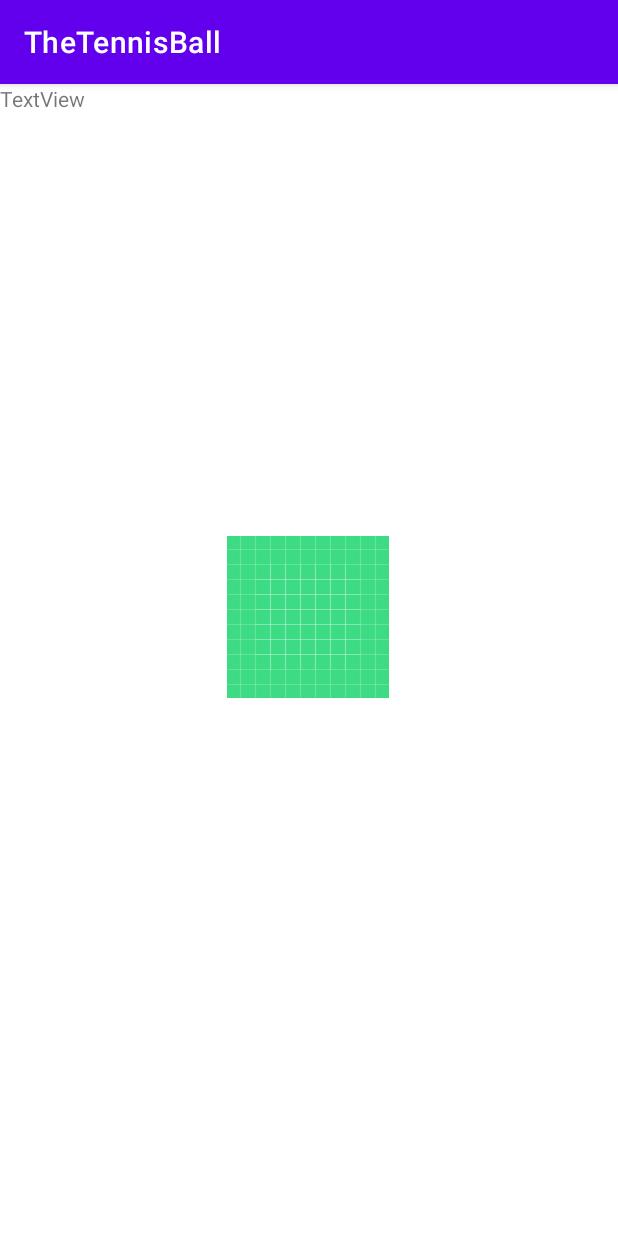
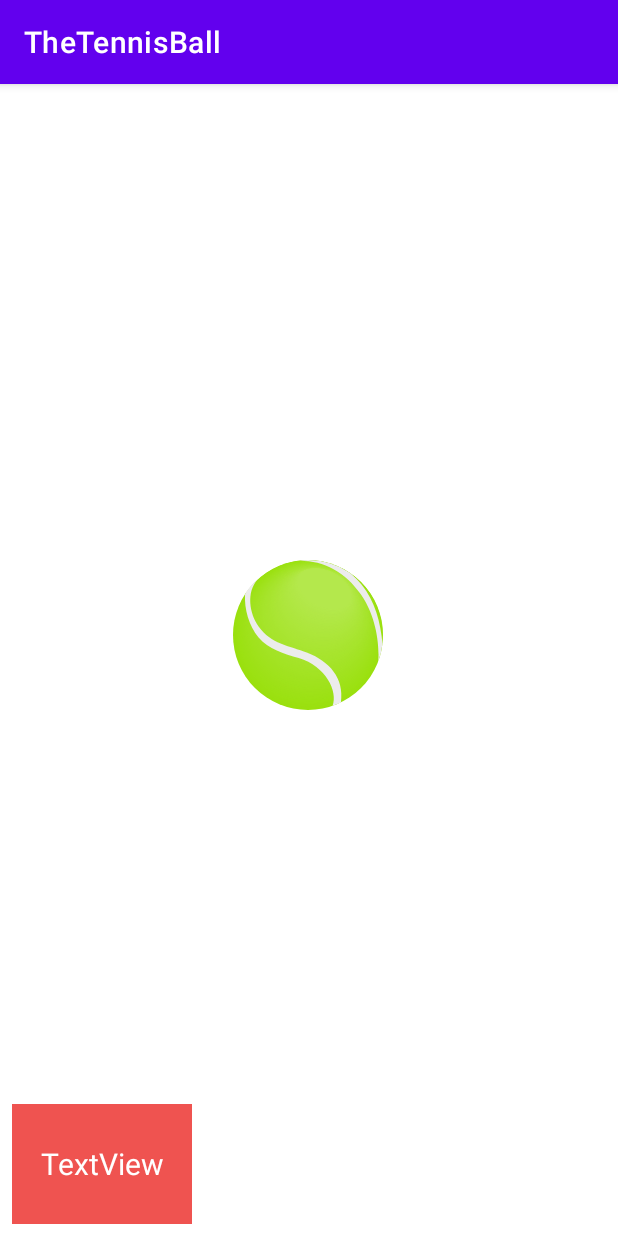
Before and after one commit to Mari2205/tennisBall_andriod_H4, an Android app: the screen it shows after launch (MainActivity), on a phone screen of 412 x 824 dp. Run offline under Robolectric (Android 15) with nearby library versions, the phone set to English and light mode, and no system bars.

Commit message:
oploading project

```diff
--- a/app/src/main/java/dk/hovdeforlob4/android/thetennisball/MainActivity.kt
+++ b/app/src/main/java/dk/hovdeforlob4/android/thetennisball/MainActivity.kt
@@ -1,5 +1,6 @@
 package dk.hovdeforlob4.android.thetennisball
 
+import android.graphics.Color
 import android.hardware.Sensor
 import android.hardware.SensorEvent
 import android.hardware.SensorEventListener
@@ -40,11 +41,43 @@ class MainActivity : AppCompatActivity(), SensorEventListener {
         }
     }
 
-    override fun onSensorChanged(p0: SensorEvent?) {
-        TODO("Not yet implemented")
+    override fun onSensorChanged(event: SensorEvent?) {
+        val ball = findViewById<ImageView>(R.id.imageView_move)
+
+        if(event?.sensor?.type == Sensor.TYPE_ACCELEROMETER){
+            val sides = event.values[0]
+            val upDown = event.values[1]
+
+//            square.apply {
+//                rotationX = upDown * 3f
+//                rotationY = sides * 3f
+//                rotation = -sides
+//                translationX = sides * -10
+//                translationY = upDown * 10
+//            }
+
+            ball.apply {
+                x = sides * 50f
+                y = upDown * 50f
+
+                translationX = sides * -50
+                translationY = upDown * 150
+            }
+
+
+            val colour = if (upDown.toInt() == 0 && sides.toInt() == 0) Color.GREEN else Color.RED
+            square.setBackgroundColor(colour)
+
+            square.text = "up/down ${upDown.toInt()}\nleft/right ${sides.toInt()}"
+        }
     }
 
     override fun onAccuracyChanged(p0: Sensor?, p1: Int) {
-        TODO("Not yet implemented")
+        return
+    }
+
+    override fun onDestroy() {
+        sensorManager.unregisterListener(this)
+        super.onDestroy()
     }
 }
--- /dev/null
+++ b/app/src/main/res/drawable/ic_ball.xml
@@ -0,0 +1,204 @@
+<vector xmlns:android="http://schemas.android.com/apk/res/android"
+    android:width="246.44dp"
+    android:height="246.44dp"
+    android:viewportWidth="246.44"
+    android:viewportHeight="246.44">
+  <path
+      android:pathData="M123.22,123.22m-123.22,0a123.22,123.22 0,1 1,246.44 0a123.22,123.22 0,1 1,-246.44 0"
+      android:fillColor="#9ae00e"/>
+  <path
+      android:pathData="M123.86,0.34C56.52,0.15 1.84,54.48 1.72,121.69s54.38,121.83 121.72,122 122,-54.15 122.14,-121.35S191.2,0.52 123.86,0.34Z"
+      android:fillColor="#9ae00f"/>
+  <path
+      android:pathData="M124.5,0.67C57.87,0.3 3.68,53.8 3.44,120.15S57,240.6 123.66,241s120.82,-53.13 121.06,-119.48S191.13,1 124.5,0.67Z"
+      android:fillColor="#9be010"/>
+  <path
+      android:pathData="M125.14,1C59.23,0.46 5.51,53.11 5.17,118.62S58,237.67 123.88,238.23s119.63,-52.11 120,-117.61S191.05,1.56 125.14,1Z"
+      android:fillColor="#9be011"/>
+  <path
+      android:pathData="M125.78,1.34C60.58,0.61 7.35,52.43 6.89,117.08s52,117.67 117.21,118.4S242.53,184.4 243,119.75 191,2.08 125.78,1.34Z"
+      android:fillColor="#9ce112"/>
+  <path
+      android:pathData="M126.42,1.68C61.94,0.76 9.19,51.74 8.61,115.55s51.23,116.28 115.71,117.2 117.23,-50.06 117.81,-113.87S190.91,2.6 126.42,1.68Z"
+      android:fillColor="#9ce113"/>
+  <path
+      android:pathData="M127.06,2C63.29,0.91 11,51.06 10.33,114S60.77,228.91 124.54,230s116,-49 116.73,-112S190.83,3.12 127.06,2Z"
+      android:fillColor="#9ce114"/>
+  <path
+      android:pathData="M127.7,2.35C64.64,1.06 12.87,50.37 12.05,112.48S61.7,226 124.76,227.27s114.84,-48 115.65,-110.13S190.76,3.64 127.7,2.35Z"
+      android:fillColor="#9de115"/>
+  <path
+      android:pathData="M128.34,2.68C66,1.22 14.7,49.69 13.78,110.95S62.64,223.07 125,224.54s113.64,-47 114.57,-108.26S190.69,4.15 128.34,2.68Z"
+      android:fillColor="#9de116"/>
+  <path
+      android:pathData="M129,3C67.35,1.37 16.54,49 15.5,109.42S63.57,220.14 125.21,221.8s112.44,-46 113.48,-106.39S190.61,4.67 129,3Z"
+      android:fillColor="#9ee117"/>
+  <path
+      android:pathData="M129.62,3.36C68.7,1.52 18.38,48.32 17.22,107.88S64.51,217.22 125.43,219.06s111.24,-45 112.4,-104.52S190.54,5.19 129.62,3.36Z"
+      android:fillColor="#9ee118"/>
+  <path
+      android:pathData="M130.26,3.69c-60.21,-2 -110,43.94 -111.32,102.66s46.5,108 106.71,110 110,-43.94 111.32,-102.66S190.47,5.71 130.26,3.69Z"
+      android:fillColor="#9fe119"/>
+  <path
+      android:pathData="M130.9,4C71.41,1.82 22.05,46.95 20.66,104.81s45.71,106.56 105.2,108.77S234.72,170.66 236.11,112.8 190.4,6.23 130.9,4Z"
+      android:fillColor="#9fe21a"/>
+  <path
+      android:pathData="M131.54,4.36C72.76,2 23.89,46.26 22.39,103.28s44.92,105.18 103.7,107.56 107.65,-41.9 109.16,-98.92S190.32,6.75 131.54,4.36Z"
+      android:fillColor="#9fe21b"/>
+  <path
+      android:pathData="M132.18,4.7c-58.07,-2.57 -106.45,40.88 -108.08,97s44.13,103.79 102.2,106.36 106.45,-40.88 108.08,-97S190.25,7.27 132.18,4.7Z"
+      android:fillColor="#a0e21c"/>
+  <path
+      android:pathData="M132.82,5c-57.35,-2.76 -105.26,39.86 -107,95.18s43.35,102.4 100.7,105.16 105.26,-39.86 107,-95.18S190.18,7.79 132.82,5Z"
+      android:fillColor="#a0e21d"/>
+  <path
+      android:pathData="M133.46,5.37C76.82,2.43 29.41,44.21 27.55,98.68s42.56,101 99.2,104 104.06,-38.84 105.91,-93.31S190.1,8.31 133.46,5.37Z"
+      android:fillColor="#a1e21e"/>
+  <path
+      android:pathData="M134.1,5.71C78.18,2.58 31.24,43.52 29.27,97.14S71,196.77 127,199.89s102.86,-37.82 104.83,-91.44S190,8.83 134.1,5.71Z"
+      android:fillColor="#a1e21f"/>
+  <path
+      android:pathData="M134.74,6C79.53,2.73 33.08,42.84 31,95.61s41,98.24 96.2,101.54 101.66,-36.79 103.75,-89.57S190,9.35 134.74,6Z"
+      android:fillColor="#a1e220"/>
+  <path
+      android:pathData="M135.38,6.38C80.88,2.89 34.92,42.15 32.72,94.08s40.19,96.85 94.69,100.34 100.46,-35.77 102.67,-87.7S189.88,9.87 135.38,6.38Z"
+      android:fillColor="#a2e221"/>
+  <path
+      android:pathData="M136,6.71C82.24,3 36.76,41.47 34.44,92.54S73.85,188 127.63,191.68s99.27,-34.75 101.58,-85.83S189.81,10.39 136,6.71Z"
+      android:fillColor="#a2e322"/>
+  <path
+      android:pathData="M136.67,7C83.59,3.19 38.6,40.78 36.16,91s38.62,94.07 91.69,97.93 98.07,-33.73 100.5,-84S189.74,10.91 136.67,7Z"
+      android:fillColor="#a3e323"/>
+  <path
+      android:pathData="M137.31,7.38c-52.36,-4 -96.87,32.71 -99.42,82.09s37.83,92.68 90.19,96.73 96.87,-32.71 99.42,-82.09S189.66,11.43 137.31,7.38Z"
+      android:fillColor="#a3e324"/>
+  <path
+      android:pathData="M137.95,7.72C86.3,3.49 42.27,39.41 39.61,87.94s37,91.3 88.69,95.52 95.67,-31.69 98.34,-80.22S189.59,11.94 137.95,7.72Z"
+      android:fillColor="#a3e325"/>
+  <path
+      android:pathData="M138.59,8.05C87.65,3.65 44.11,38.72 41.33,86.41s36.25,89.91 87.19,94.32 94.48,-30.67 97.26,-78.35S189.52,12.46 138.59,8.05Z"
+      android:fillColor="#a4e326"/>
+  <path
+      android:pathData="M139.23,8.39C89,3.8 45.95,38 43.05,84.87S78.52,173.39 128.74,178 222,148.34 224.91,101.5 189.45,13 139.23,8.39Z"
+      android:fillColor="#a4e327"/>
+  <path
+      android:pathData="M139.87,8.73C90.36,3.95 47.78,37.35 44.77,83.34S79.45,170.47 129,175.25s92.08,-28.63 95.09,-74.61S189.37,13.5 139.87,8.73Z"
+      android:fillColor="#a5e328"/>
+  <path
+      android:pathData="M140.51,9.06c-48.79,-5 -90.88,27.61 -94,72.74s33.89,85.75 82.68,90.71 90.88,-27.61 94,-72.74S189.3,14 140.51,9.06Z"
+      android:fillColor="#a5e329"/>
+  <path
+      android:pathData="M141.15,9.4C93.07,4.25 51.46,36 48.22,80.27s33.1,84.36 81.18,89.5 89.69,-26.59 92.93,-70.87S189.23,14.54 141.15,9.4Z"
+      android:fillColor="#a6e42a"/>
+  <path
+      android:pathData="M141.79,9.73C94.42,4.41 53.3,35.3 49.94,78.74s32.31,83 79.68,88.3 88.49,-25.57 91.85,-69S189.15,15.06 141.79,9.73Z"
+      android:fillColor="#a6e42b"/>
+  <path
+      android:pathData="M142.43,10.07C95.77,4.56 55.14,34.61 51.66,77.2s31.53,81.58 78.18,87.09 87.29,-24.55 90.77,-67.13S189.08,15.58 142.43,10.07Z"
+      android:fillColor="#a6e42c"/>
+  <path
+      android:pathData="M143.07,10.4C97.13,4.71 57,33.93 53.38,75.67s30.74,80.19 76.68,85.89S216.15,138 219.75,96.29 189,16.1 143.07,10.4Z"
+      android:fillColor="#a7e42d"/>
+  <path
+      android:pathData="M143.71,10.74c-45.23,-5.88 -84.9,22.5 -88.6,63.4s29.95,78.81 75.18,84.68 84.9,-22.5 88.6,-63.39S188.93,16.62 143.71,10.74Z"
+      android:fillColor="#a7e42d"/>
+  <path
+      android:pathData="M144.35,11.08C99.83,5 60.65,32.56 56.83,72.6S86,150 130.5,156.08 214.2,134.6 218,94.56 188.86,17.14 144.35,11.08Z"
+      android:fillColor="#a8e42e"/>
+  <path
+      android:pathData="M145,11.41c-43.8,-6.25 -82.5,20.46 -86.44,59.66s28.37,76 72.17,82.28 82.5,-20.46 86.44,-59.66S188.79,17.66 145,11.41Z"
+      android:fillColor="#a8e42f"/>
+  <path
+      android:pathData="M145.63,11.75c-43.09,-6.43 -81.3,19.44 -85.36,57.79s27.59,74.64 70.67,81.07 81.3,-19.44 85.36,-57.79S188.72,18.18 145.63,11.75Z"
+      android:fillColor="#a8e430"/>
+  <path
+      android:pathData="M146.27,12.08C103.9,5.47 66.16,30.5 62,68s26.8,73.25 69.17,79.87 80.11,-18.42 84.28,-55.92S188.64,18.7 146.27,12.08Z"
+      android:fillColor="#a9e531"/>
+  <path
+      android:pathData="M146.91,12.42c-41.66,-6.8 -78.91,17.4 -83.19,54s26,71.87 67.67,78.66 78.91,-17.4 83.19,-54S188.57,19.22 146.91,12.42Z"
+      android:fillColor="#a9e532"/>
+  <path
+      android:pathData="M147.55,12.75c-40.95,-7 -77.71,16.38 -82.11,52.18s25.22,70.48 66.17,77.46S209.31,126 213.72,90.21 188.5,19.73 147.55,12.75Z"
+      android:fillColor="#aae533"/>
+  <path
+      android:pathData="M148.19,13.09C108,5.92 71.68,28.45 67.16,63.4s24.43,69.09 64.67,76.25 76.51,-15.36 81,-50.31S188.42,20.25 148.19,13.09Z"
+      android:fillColor="#aae534"/>
+  <path
+      android:pathData="M148.83,13.42C109.31,6.08 73.52,27.76 68.88,61.86s23.65,67.7 63.17,75S207.36,122.58 212,88.47 188.35,20.77 148.83,13.42Z"
+      android:fillColor="#abe535"/>
+  <path
+      android:pathData="M149.47,13.76C110.66,6.23 75.35,27.08 70.6,60.33s22.86,66.31 61.66,73.85 74.12,-13.32 78.87,-46.57S188.28,21.29 149.47,13.76Z"
+      android:fillColor="#abe536"/>
+  <path
+      android:pathData="M150.11,14.1C112,6.38 77.19,26.39 72.32,58.8s22.07,64.93 60.16,72.64 72.92,-12.3 77.79,-44.7S188.2,21.81 150.11,14.1Z"
+      android:fillColor="#abe537"/>
+  <path
+      android:pathData="M150.75,14.43C113.37,6.53 79,25.71 74,57.26s21.28,63.54 58.66,71.44 71.72,-11.28 76.7,-42.83S188.13,22.33 150.75,14.43Z"
+      android:fillColor="#ace538"/>
+  <path
+      android:pathData="M151.39,14.77C114.72,6.68 80.87,25 75.77,55.73S96.26,117.88 132.93,126s70.52,-10.26 75.62,-41S188.06,22.85 151.39,14.77Z"
+      android:fillColor="#ace639"/>
+  <path
+      android:pathData="M152,15.1c-36,-8.27 -69.33,9.23 -74.54,39.09s19.71,60.76 55.66,69 69.33,-9.23 74.54,-39.09S188,23.37 152,15.1Z"
+      android:fillColor="#ade63a"/>
+  <path
+      android:pathData="M152.67,15.44C117.43,7 84.54,23.65 79.21,52.66S98.13,112 133.37,120.48s68.13,-8.21 73.46,-37.22S187.91,23.89 152.67,15.44Z"
+      android:fillColor="#ade63b"/>
+  <path
+      android:pathData="M153.31,15.77C118.78,7.14 86.38,23 80.93,51.13s18.13,58 52.66,66.62 66.93,-7.19 72.38,-35.35S187.84,24.41 153.31,15.77Z"
+      android:fillColor="#ade63c"/>
+  <path
+      android:pathData="M154,16.11c-33.81,-8.82 -65.73,6.17 -71.3,33.48S100,106.19 133.81,115s65.73,-6.17 71.3,-33.48S187.77,24.93 154,16.11Z"
+      android:fillColor="#aee63d"/>
+  <path
+      android:pathData="M154.59,16.45c-33.1,-9 -64.54,5.15 -70.21,31.61s16.55,55.21 49.65,64.21 64.54,-5.15 70.21,-31.61S187.69,25.45 154.59,16.45Z"
+      android:fillColor="#aee63e"/>
+  <path
+      android:pathData="M155.23,16.78C122.85,7.6 91.89,20.91 86.1,46.52s15.76,53.82 48.15,63 63.34,-4.13 69.13,-29.74S187.62,26 155.23,16.78Z"
+      android:fillColor="#afe63f"/>
+  <path
+      android:pathData="M155.87,17.12C124.2,7.75 93.73,20.23 87.82,45s15,52.43 46.65,61.8 62.14,-3.11 68.05,-27.87S187.55,26.49 155.87,17.12Z"
+      android:fillColor="#afe640"/>
+  <path
+      android:pathData="M156.51,17.45c-31,-9.55 -60.94,2.09 -67,26s14.19,51 45.15,60.6 60.94,-2.09 67,-26S187.47,27 156.51,17.45Z"
+      android:fillColor="#afe741"/>
+  <path
+      android:pathData="M157.15,17.79c-30.25,-9.74 -59.75,1.07 -65.89,24.14s13.4,49.66 43.65,59.39 59.75,-1.07 65.89,-24.13S187.4,27.52 157.15,17.79Z"
+      android:fillColor="#b0e742"/>
+  <path
+      android:pathData="M157.79,18.12c-29.53,-9.92 -58.55,0 -64.8,22.27s12.61,48.27 42.15,58.19 58.55,0 64.8,-22.27S187.33,28 157.79,18.12Z"
+      android:fillColor="#b0e743"/>
+  <path
+      android:pathData="M158.43,18.46c-28.82,-10.1 -57.35,-1 -63.72,20.4s11.82,46.88 40.64,57 57.35,1 63.72,-20.4S187.25,28.56 158.43,18.46Z"
+      android:fillColor="#b1e744"/>
+  <path
+      android:pathData="M159.07,18.79C131,8.51 102.92,16.8 96.43,37.32s11,45.49 39.14,55.78 56.15,2 62.64,-18.53S187.18,29.08 159.07,18.79Z"
+      android:fillColor="#b1e745"/>
+  <path
+      android:pathData="M159.71,19.13c-27.39,-10.47 -55,-3 -61.56,16.66S108.4,79.89 135.8,90.36s55,3 61.56,-16.66S187.11,29.6 159.71,19.13Z"
+      android:fillColor="#b2e746"/>
+  <path
+      android:pathData="M160.35,19.47c-26.68,-10.66 -53.76,-4 -60.48,14.79S109.34,77 136,87.63s53.76,4 60.48,-14.79S187,30.12 160.35,19.47Z"
+      android:fillColor="#b2e747"/>
+  <path
+      android:pathData="M161,19.8C135,9 108.43,14.75 101.6,32.72S110.27,74 136.24,84.89 188.8,89.94 195.63,72 187,30.64 161,19.8Z"
+      android:fillColor="#b2e748"/>
+  <path
+      android:pathData="M161.63,20.14c-25.25,-11 -51.36,-6.08 -58.31,11s7.88,39.94 33.14,51 51.36,6.08 58.31,-11S186.89,31.16 161.63,20.14Z"
+      android:fillColor="#b3e849"/>
+  <path
+      android:pathData="M162.27,20.47c-24.54,-11.21 -50.16,-7.1 -57.23,9.18s7.1,38.55 31.64,49.76 50.16,7.1 57.23,-9.18S186.82,31.68 162.27,20.47Z"
+      android:fillColor="#b3e84a"/>
+  <path
+      android:pathData="M162.91,20.81c-23.83,-11.39 -49,-8.12 -56.15,7.31s6.31,37.17 30.14,48.56 49,8.12 56.15,-7.31S186.74,32.2 162.91,20.81Z"
+      android:fillColor="#b4e84b"/>
+  <path
+      android:pathData="M137.126,73.935a29.52,46.8 116.6,1 0,26.436 -52.791a29.52,46.8 116.6,1 0,-26.436 52.791z"
+      android:fillColor="#b4e84c"/>
+  <path
+      android:pathData="M122.22,152.51c-30.54,-12 -59.57,-14.59 -79.85,-42.83C26.47,87.52 22,53.11 40.18,32.19c-6.81,5.12 -16.93,17.39 -20.36,24 -1.57,23.43 6.51,52.35 21.86,70.7C58.45,146.95 83.79,153.8 108,161.07c45.15,13.55 64.41,55.15 55.71,78.53A122.4,122.4 0,0 0,177.29 234C183.16,194 158.11,166.61 122.22,152.51Z"
+      android:fillColor="#ececec"/>
+  <path
+      android:pathData="M192.55,21.36A122.64,122.64 0,0 0,123.22 0a124.17,124.17 0,0 0,-17.28 1.23c42,-1.07 77.85,17.37 104.31,55.53 28.87,41.65 30,93.22 28.3,109.84a122.35,122.35 0,0 0,7.05 -29.2c-3.15,-35.35 -12.58,-69.89 -33.83,-96.3A145.08,145.08 0,0 0,192.55 21.36Z"
+      android:fillColor="#ececec"/>
+</vector>
--- a/app/src/main/res/layout/activity_main.xml
+++ b/app/src/main/res/layout/activity_main.xml
@@ -8,22 +8,32 @@
 
     <ImageView
         android:id="@+id/imageView_move"
-        android:layout_width="wrap_content"
-        android:layout_height="wrap_content"
+        android:layout_width="100dp"
+        android:layout_height="100dp"
         app:layout_constraintBottom_toBottomOf="parent"
         app:layout_constraintEnd_toEndOf="parent"
         app:layout_constraintHorizontal_bias="0.498"
         app:layout_constraintStart_toStartOf="parent"
         app:layout_constraintTop_toTopOf="parent"
-        app:layout_constraintVertical_bias="0.457"
-        app:srcCompat="@drawable/ic_launcher_background" />
+        app:layout_constraintVertical_bias="0.475"
+        app:srcCompat="@drawable/ic_ball" />
 
     <TextView
         android:id="@+id/txtView"
-        android:layout_width="wrap_content"
-        android:layout_height="wrap_content"
+        android:layout_width="120dp"
+        android:layout_height="80dp"
+        android:layout_marginStart="8dp"
+        android:layout_marginBottom="8dp"
+        android:background="#EF5350"
+        android:gravity="center"
         android:text="TextView"
-        tools:layout_editor_absoluteX="145dp"
-        tools:layout_editor_absoluteY="129dp" />
+        android:textColor="@color/white"
+        android:textSize="20dp"
+        app:layout_constraintBottom_toBottomOf="parent"
+        app:layout_constraintEnd_toEndOf="parent"
+        app:layout_constraintHorizontal_bias="0.0"
+        app:layout_constraintStart_toStartOf="parent"
+        app:layout_constraintTop_toTopOf="parent"
+        app:layout_constraintVertical_bias="1.0" />
 
 </androidx.constraintlayout.widget.ConstraintLayout>
```
